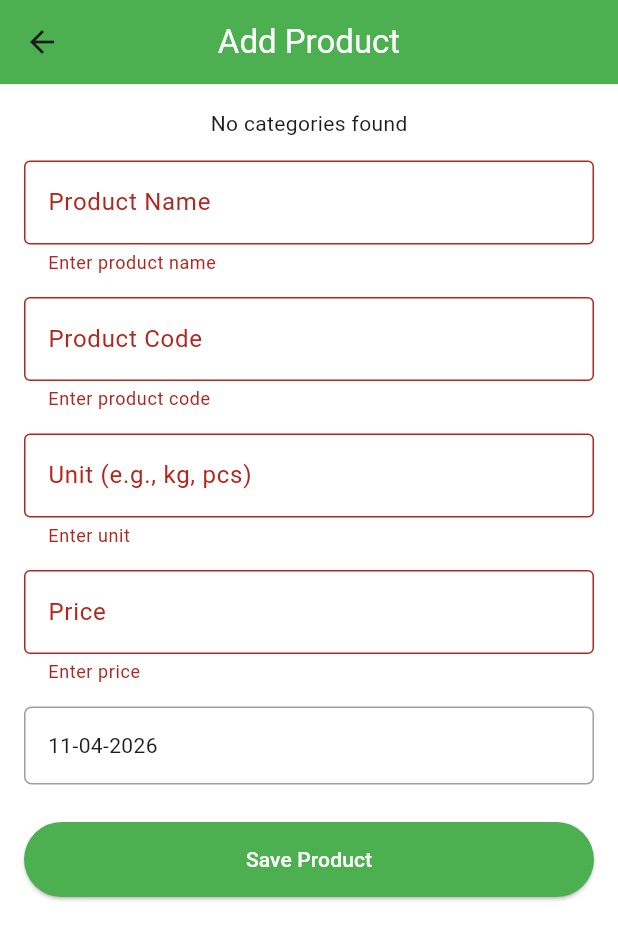
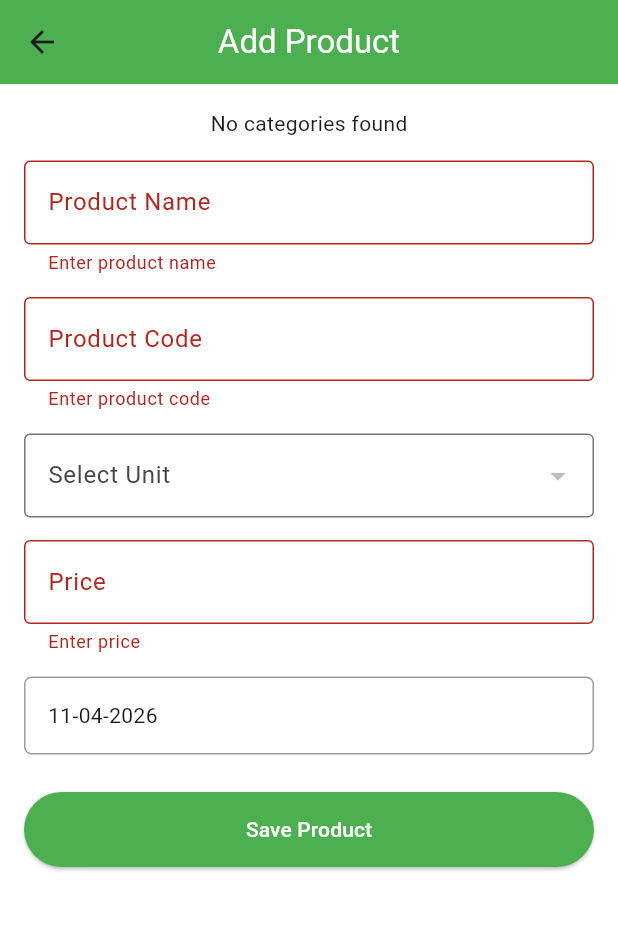
Before and after one commit to krishnabourgeon/stock_manager, a Flutter app: the AddProduct screen opened directly, after a tap on "Save Product", on a phone screen of 412 x 824 dp. Shown: the top 940 px of the screen. Run offline on Flutter 3.47's test engine with Material 3 defaults, Android fonts, the phone set to English and light mode, and no system bars; our stand-ins replace dropdown_button2, flutter_screenutil, flutter_svg, flutter_zoom_drawer, fluttertoast, pdf and 2 more; missing offline and left inert: auto_height_grid_view, whatsapp_unilink; accounts and stored records are empty.

Commit message:
added the unit

```diff
--- a/lib/screens/stock/add_product.dart
+++ b/lib/screens/stock/add_product.dart
@@ -238,7 +238,8 @@ class _AddProductState extends State<AddProduct> {
   final TextEditingController codeController = TextEditingController();
   final TextEditingController rateController = TextEditingController();
   final TextEditingController unitController = TextEditingController();
-
+  int? selectedUnitId;
+  String? selectedUnitName;
   int? selectedCategoryId;
   DateTime selectedDate = DateTime.now();
 
@@ -246,9 +247,14 @@ class _AddProductState extends State<AddProduct> {
   void initState() {
     super.initState();
 
-    /// 🔹 Load categories
+    ///  Load categories
     Future.microtask(() {
       Provider.of<StockProvider>(context, listen: false).getCategories();
+
+      WidgetsBinding.instance.addPostFrameCallback((_) {
+      context.read<StockProvider>().getUnits();
+    });
+
     });
   }
 
@@ -342,15 +348,45 @@ class _AddProductState extends State<AddProduct> {
 
                   const SizedBox(height: 15),
 
-                  /// UNIT
-                  TextFormField(
-                    controller: unitController,
-                    decoration: const InputDecoration(
-                      labelText: "Unit (e.g., kg, pcs)",
-                      border: OutlineInputBorder(),
-                    ),
-                    validator: (value) =>
-                        value!.isEmpty ? "Enter unit" : null,
+                  // /// UNIT
+                  // TextFormField(
+                  //   controller: unitController,
+                  //   decoration: const InputDecoration(
+                  //     labelText: "Unit (e.g., kg, pcs)",
+                  //     border: OutlineInputBorder(),
+                  //   ),
+                  //   validator: (value) =>
+                  //       value!.isEmpty ? "Enter unit" : null,
+                  // ),
+
+                  Consumer<StockProvider>(
+                    builder: (context, stockProvider, child) {
+                      return DropdownButtonFormField<int>(
+                        decoration: const InputDecoration(
+                          labelText: "Select Unit",
+                          border: OutlineInputBorder(),
+                        ),
+                        value: stockProvider.unitList.any((e) => e.id == selectedUnitId)
+                            ? selectedUnitId
+                            : null,
+                        items: stockProvider.unitList
+                            .map((item) => DropdownMenuItem<int>(
+                                  value: item.id,
+                                  child: Text(item.name.toString()),
+                                ))
+                            .toList(),
+                        onChanged: (value) {
+                          setState(() {
+                            selectedUnitId = value;
+                            selectedUnitName = context
+                                .read<StockProvider>()
+                                .unitList
+                                .firstWhere((e) => e.id == value)
+                                .name;
+                          });
+                        },
+                      );
+                    },
                   ),
 
                   const SizedBox(height: 15),
@@ -419,10 +455,18 @@ class _AddProductState extends State<AddProduct> {
                             return;
                           }
 
+                          if (selectedUnitId == null) {
+                            ScaffoldMessenger.of(context).showSnackBar(
+                              const SnackBar(
+                                  content: Text("Please select a unit")),
+                            );
+                            return;
+                          }
+
                           provider.saveProduct(
                             name: nameController.text.trim(),
                             code: codeController.text.trim(),
-                            unit: unitController.text.trim(),
+                            unit: selectedUnitId.toString(),
                             price: rateController.text.trim(),
                             categoryId:
                                 selectedCategoryId.toString(),
```
Also changed, not shown: lib/screens/home/bill_list_table.dart (+7 -4 lines), pubspec.lock, 1 other file.
